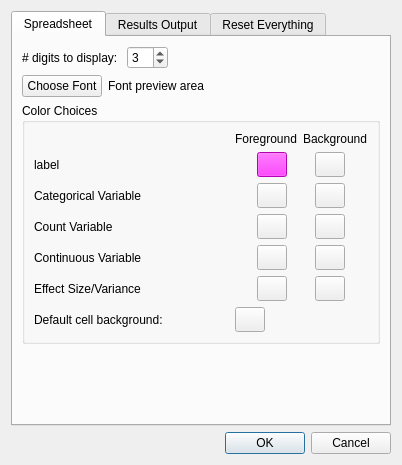
Qt form preferences_dlg.ui (gdietz/OpenMEE) before a commit.
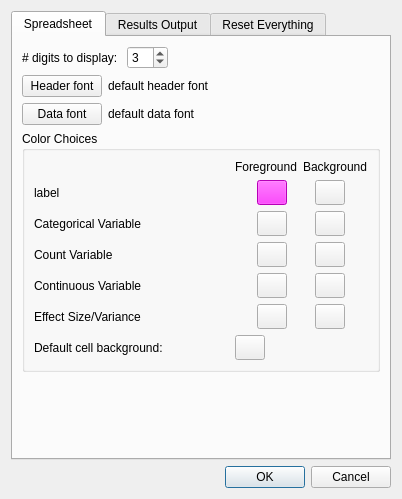
The same form after that commit.

Commit message: issue #110, set table data and header font separately

The edit to the form file:
```diff
--- a/preferences_dlg.ui
+++ b/preferences_dlg.ui
@@ -7,7 +7,7 @@
     <x>0</x>
     <y>0</y>
     <width>402</width>
-    <height>465</height>
+    <height>499</height>
    </rect>
   </property>
   <property name="palette">
@@ -96,22 +96,36 @@
         </layout>
        </item>
        <item>
-        <layout class="QHBoxLayout" name="font_layout">
-         <item>
-          <widget class="QPushButton" name="choose_font_btn">
+        <layout class="QGridLayout" name="gridLayout">
+         <item row="1" column="1">
+          <widget class="QLabel" name="data_font_preview_lbl">
            <property name="text">
-            <string>Choose Font</string>
+            <string>default data font</string>
            </property>
           </widget>
          </item>
-         <item>
-          <widget class="QLabel" name="font_preview_lbl">
+         <item row="0" column="0">
+          <widget class="QPushButton" name="header_font_btn">
            <property name="text">
-            <string>Font preview area</string>
+            <string>Header font</string>
            </property>
           </widget>
          </item>
-         <item>
+         <item row="1" column="0">
+          <widget class="QPushButton" name="data_font_btn">
+           <property name="text">
+            <string>Data font</string>
+           </property>
+          </widget>
+         </item>
+         <item row="0" column="1">
+          <widget class="QLabel" name="header_font_preview_lbl">
+           <property name="text">
+            <string>default header font</string>
+           </property>
+          </widget>
+         </item>
+         <item row="0" column="2">
           <spacer name="horizontalSpacer_2">
            <property name="orientation">
             <enum>Qt::Horizontal</enum>
```
The commit also changes 4 other files.
